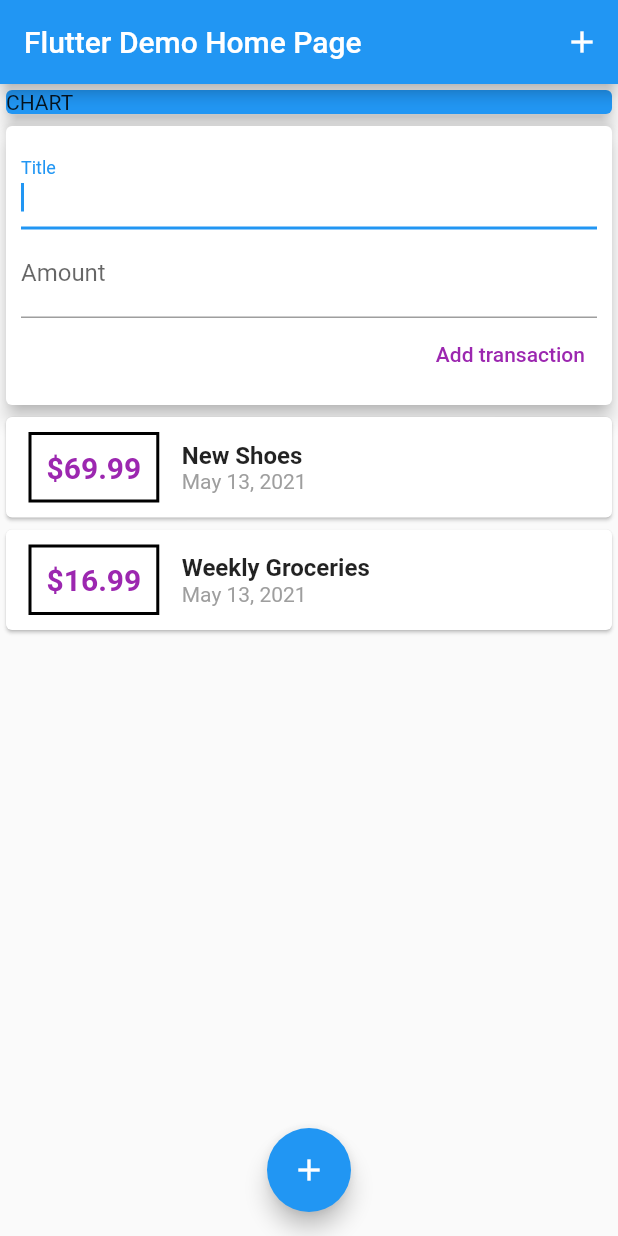
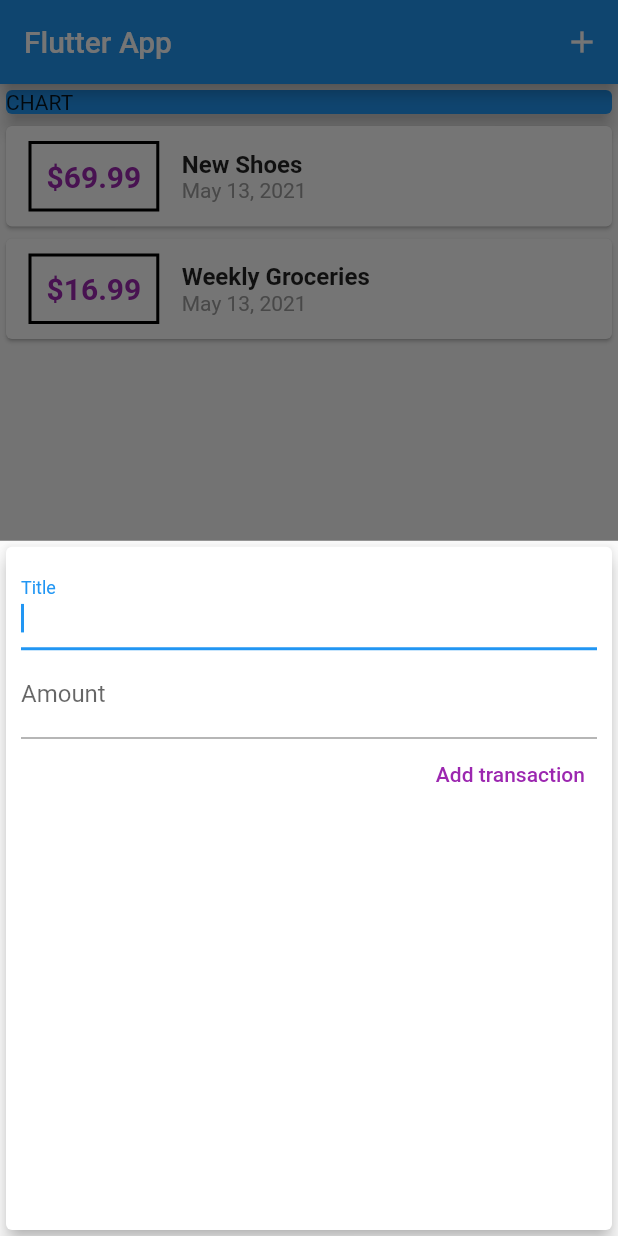
Before and after one commit to antosha-85/expense_app, a Flutter app: the screen it shows after launch, after a tap on the "add" icon, on a phone screen of 412 x 824 dp. Run offline on Flutter 3.47's test engine with Material 2 defaults, Android fonts, the phone set to English and light mode, and no system bars.

Commit message:
Added a new modal that shows when you click on plus buttons

```diff
--- a/lib/main.dart
+++ b/lib/main.dart
@@ -1,21 +1,63 @@
-import 'package:expense_app/widgets/user_transactions.dart';
 import 'package:flutter/material.dart';
+import 'package:expense_app/widgets/new_transaction.dart';
+import 'package:expense_app/widgets/transaction_list.dart';
+import 'models/transaction.dart';
 
 void main() {
-  runApp(MyApp());
+  runApp(MaterialApp(home: MyApp()));
 }
 
-class MyApp extends StatelessWidget {
+class MyApp extends StatefulWidget {
   // This widget is the root of your application.
 
   @override
+  _MyAppState createState() => _MyAppState();
+}
+
+class _MyAppState extends State<MyApp> {
+  final List<Transaction> _userTransactions = [
+    Transaction(
+        id: 't1', title: 'New Shoes', amount: 69.99, date: DateTime.now()),
+    Transaction(
+        id: 't2',
+        title: 'Weekly Groceries',
+        amount: 16.99,
+        date: DateTime.now()),
+  ];
+
+  void _addNewTransaction(String title, double amount) {
+    final newTransaction = Transaction(
+        title: title,
+        amount: amount,
+        date: DateTime.now(),
+        id: DateTime.now().toString());
+
+    setState(() {
+      _userTransactions.add(newTransaction);
+    });
+  }
+
+  void _startAddNewTransaction(BuildContext ctx) {
+    showModalBottomSheet(
+        context: ctx,
+        builder: (_) {
+          return GestureDetector(
+            onTap: () {},
+            child: NewTransaction(_addNewTransaction),
+            behavior: HitTestBehavior.opaque,
+          );
+        });
+  }
+
+  @override
   Widget build(BuildContext context) {
-    return MaterialApp(
-      home: Scaffold(
+    return Scaffold(
       appBar: AppBar(
-          title: Text('Flutter Demo Home Page'),
+        title: Text('Flutter App'),
         actions: <Widget>[
-            IconButton(icon: Icon(Icons.add), onPressed: () {}),
+          IconButton(
+              icon: Icon(Icons.add),
+              onPressed: () => _startAddNewTransaction(context)),
         ],
       ),
       body: SingleChildScrollView(
@@ -31,16 +73,16 @@ class MyApp extends StatelessWidget {
                 elevation: 5,
               ),
             ),
-              UserTransactions()
+            TransactionList(_userTransactions)
           ],
         ),
       ),
       floatingActionButtonLocation: FloatingActionButtonLocation.centerFloat,
       floatingActionButton: FloatingActionButton(
           child: Icon(Icons.add),
-          onPressed: () {},
-        ),
-      ),
+          onPressed: () => _startAddNewTransaction(context)),
     );
+
+    // );
   }
 }
--- a/lib/widgets/transaction_list.dart
+++ b/lib/widgets/transaction_list.dart
@@ -1,14 +1,16 @@
 import 'package:flutter/material.dart';
+import 'package:intl/intl.dart';
 import '../models/transaction.dart';
-import 'package:intl/intl.dart';
 
 class TransactionList extends StatelessWidget {
   final List<Transaction> transactions;
+
   TransactionList(this.transactions);
+
   @override
   Widget build(BuildContext context) {
     return Container(
-      height: 300,
+      height: 200,
       child: ListView.builder(
         itemBuilder: (BuildContext context, index) {
           return Card(
--- a/lib/widgets/user_transactions.dart
+++ /dev/null
@@ -1,42 +0,0 @@
-import 'package:expense_app/models/transaction.dart';
-import 'package:expense_app/widgets/transaction_list.dart';
-import 'package:flutter/material.dart';
-
-import 'new_transaction.dart';
-
-class UserTransactions extends StatefulWidget {
-  @override
-  _UserTransactionsState createState() => _UserTransactionsState();
-}
-
-class _UserTransactionsState extends State<UserTransactions> {
-  final List<Transaction> _userTransactions = [
-    Transaction(
-        id: 't1', title: 'New Shoes', amount: 69.99, date: DateTime.now()),
-    Transaction(
-        id: 't2',
-        title: 'Weekly Groceries',
-        amount: 16.99,
-        date: DateTime.now()),
-  ];
-
-  void _addNewTransaction(String title, double amount) {
-    final newTransaction = Transaction(
-        title: title,
-        amount: amount,
-        date: DateTime.now(),
-        id: DateTime.now().toString());
-
-    setState(() {
-      _userTransactions.add(newTransaction);
-    });
-  }
-
-  @override
-  Widget build(BuildContext context) {
-    return Column(children: <Widget>[
-      NewTransaction(_addNewTransaction),
-      TransactionList(_userTransactions),
-    ]);
-  }
-}
```
Lines whose indentation alone changed are shown as unchanged.
